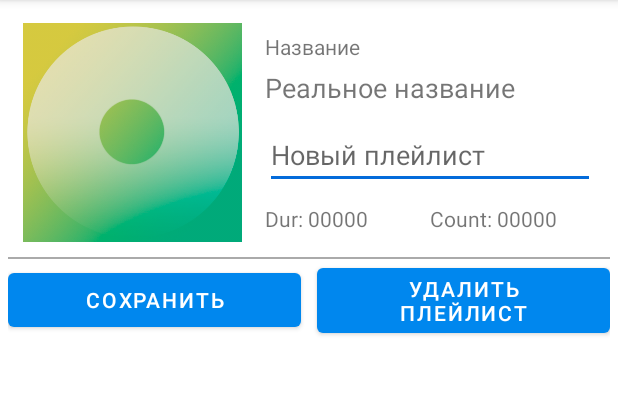
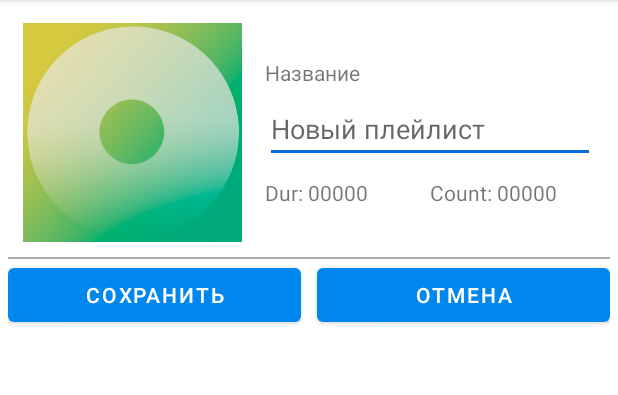
Before and after one commit to ZigorewsLike/my_tunes_homework, an Android app: the screen it shows after launch (PlaylistActivity), after a tap on "Добавить новый плейлист", on a phone screen of 412 x 824 dp, the part 84-479 px from its top. Run offline under Robolectric (Android 15) with nearby library versions, the phone set to English and light mode, and no system bars.

Commit message:
Delete playlist

```diff
--- a/app/src/main/java/com/intercoder/mytunes/PlaylistActivity.java
+++ b/app/src/main/java/com/intercoder/mytunes/PlaylistActivity.java
@@ -28,9 +28,11 @@ public class PlaylistActivity extends AppCompatActivity {
     TextView playListName;
     EditText playListEditName;
     ListView listView;
-    Button saveOrAdd;
+    Button saveOrAdd, cancelOrDelete;
     SQLiteDatabase database;
     int icon_index;
+    int[] icons = {R.drawable.playlist1, R.drawable.playlist2, R.drawable.playlist3,
+            R.drawable.playlist4, R.drawable.playlist5, R.drawable.playlist6};
     long idPlaylist;
 
     @Override
@@ -43,6 +45,7 @@ public class PlaylistActivity extends AppCompatActivity {
         playListEditName = findViewById(R.id.editTextName);
         listView = findViewById(R.id.listTracks);
         saveOrAdd = findViewById(R.id.saveOrAdd);
+        cancelOrDelete = findViewById(R.id.cancelOrDelete);
 
         idPlaylist = getIntent().getLongExtra("id_playlist", -1);
         DBHelperWithLoader helper = new DBHelperWithLoader(this);
@@ -50,25 +53,25 @@ public class PlaylistActivity extends AppCompatActivity {
         Log.i("id playlist", String.valueOf(idPlaylist));
         updateMusicTracks();
 
-        int[] icons = {R.drawable.playlist1, R.drawable.playlist2, R.drawable.playlist3,
-                R.drawable.playlist4, R.drawable.playlist5, R.drawable.playlist6};
         mode = getIntent().getStringExtra("mode");
         icon_index = getIntent().getIntExtra("image_ind", 0);
         Random r = new Random();
-        switch (mode){
-            case "add":
+        if (mode.equals("add")) {
             icon_index = r.nextInt(6);
+            playListName.setVisibility(View.GONE);
             playListEditName.setVisibility(View.VISIBLE);
             saveOrAdd.setText("Сохранить");
             saveOrAdd.setTag("save");
-                break;
-            case "watch":
+            cancelOrDelete.setText("Отмена");
+            cancelOrDelete.setTag("cancel");
+        }else{
             playListName.setText(getIntent().getStringExtra("pl_name"));
             saveOrAdd.setText("Добавить новый трек");
             saveOrAdd.setTag("add");
+            cancelOrDelete.setText("Удалить плейлист");
+            cancelOrDelete.setTag("delete");
             playListEditName.setVisibility(View.GONE);
             playListName.setVisibility(View.VISIBLE);
-            default: break;
         }
         icon.setImageResource(icons[icon_index]);
     }
@@ -124,11 +127,9 @@ public class PlaylistActivity extends AppCompatActivity {
                 values.put("name", playListEditName.getText().toString());
                 values.put("image_id", icon_index);
 
-                database.insert("playlists", null, values);
-
+                idPlaylist = database.insert("playlists", null, values);
             }
         }
-
     }
 
     public void updateMusicTracks(){
@@ -139,4 +140,20 @@ public class PlaylistActivity extends AppCompatActivity {
                 playlist_fields, views);
         listView.setAdapter(adapter);
     }
+
+    public void changeImage(View v){
+        if(mode.equals("add")){
+            Random r = new Random();
+            int l = r.nextInt(6);
+            if(l != icon_index) icon_index = (icon_index + 1) % 6;
+            icon.setImageResource(icons[icon_index]);
         }
+    }
+
+    public void onClickDeletePlaylist(View v){
+        if(v.getTag().equals("delete")){
+            database.delete("playlists", "_id="+idPlaylist, null);
+        }
+        finish();
+    }
+}
--- a/app/src/main/res/layout/activity_main.xml
+++ b/app/src/main/res/layout/activity_main.xml
@@ -17,6 +17,7 @@
         android:focusable="true">
         <ImageView
             android:layout_width="0dp"
+            android:padding="5dp"
             android:layout_height="wrap_content"
             android:adjustViewBounds="true"
             android:layout_weight="1"
@@ -24,7 +25,7 @@
         <TextView
             android:layout_width="0dp"
             android:layout_height="match_parent"
-            android:layout_weight="4"
+            android:layout_weight="6"
             android:textSize="22sp"
             android:text="Добавить новый плейлист"
             android:gravity="center_vertical"
--- a/app/src/main/res/layout/activity_playlist.xml
+++ b/app/src/main/res/layout/activity_playlist.xml
@@ -20,6 +20,7 @@
             android:layout_height="wrap_content"
             android:adjustViewBounds="true"
             android:layout_weight="2"
+            android:onClick="changeImage"
             android:src="@drawable/playlist1"/>
 
         <LinearLayout
@@ -94,11 +95,13 @@
             android:text="Добавить новый трек"
             android:onClick="onClickAddTrack"/>
         <Button
+            android:id="@+id/cancelOrDelete"
             android:layout_width="0dp"
             android:layout_marginStart="5dp"
             android:layout_height="wrap_content"
             android:layout_weight="1"
-            android:text="Удалить плейлист"/>
+            android:text="Удалить плейлист"
+            android:onClick="onClickDeletePlaylist"/>
     </LinearLayout>
 
     <ListView
```
Also changed, not shown: app/src/main/res/drawable/playlists_add.png. Lines whose indentation alone changed are shown as unchanged.
